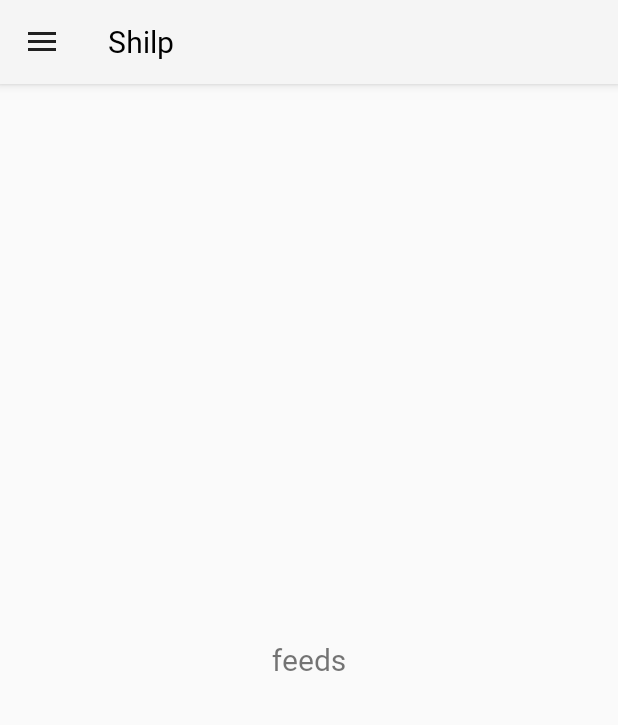
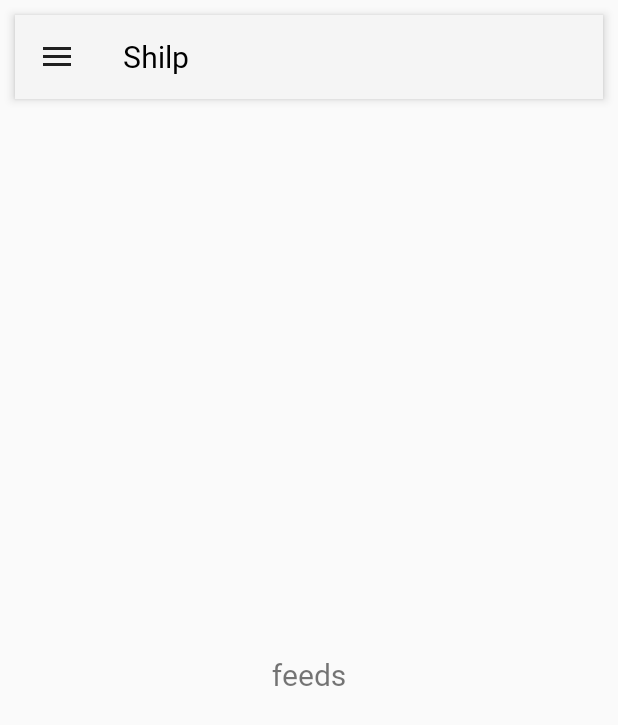
Before and after one commit to naman7kr/Shilp, an Android app: the HomeActivity screen opened directly, with no data from a screen before it, on a phone screen of 412 x 824 dp. Shown: the top 725 px of the screen. Run offline under Robolectric (Android 15) with nearby library versions, the phone set to English and light mode, and no system bars; our stand-ins replace CircleImageView.

Commit message:
toolbar finalised

```diff
--- a/app/src/main/res/layout/activity_home.xml
+++ b/app/src/main/res/layout/activity_home.xml
@@ -13,8 +13,6 @@
 
         <include
             layout="@layout/custom_toolbar"
-            android:layout_width="match_parent"
-            android:layout_height="wrap_content"
             android:theme="@style/ThemeOverlay.AppCompat.ActionBar"/>
 
         <FrameLayout
--- a/app/src/main/res/layout/custom_toolbar.xml
+++ b/app/src/main/res/layout/custom_toolbar.xml
@@ -2,6 +2,7 @@
 <android.support.design.widget.AppBarLayout
     android:layout_width="match_parent"
     android:layout_height="wrap_content"
+    android:layout_margin="10dp"
     android:id="@+id/app_bar_layout"
     xmlns:android="http://schemas.android.com/apk/res/android">
 
@@ -9,7 +10,7 @@
             android:id="@+id/toolbar"
             android:layout_width="match_parent"
             android:layout_height="?attr/actionBarSize"
-            android:background="?attr/colorPrimary"
+
             >
 
             <TextView
```
Also changed, not shown: app/src/main/res/drawable/round_rect.xml (added, +7 -0 lines), app/src/main/java/vision4/com/Activities/HomeActivity.java (line endings or trailing spaces).
